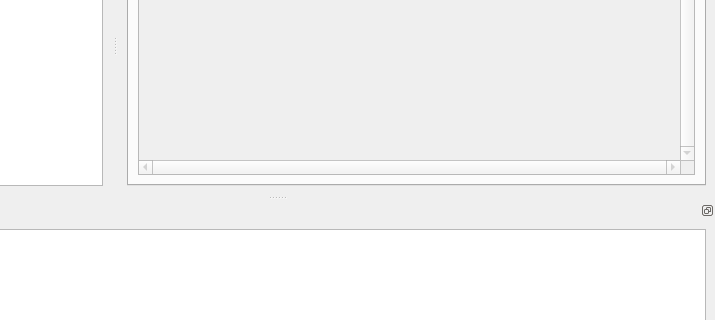
Old version of the form applications/gui/qt/SimpleGUI_QtCreator/SimpleGUI/mainwindow.ui in the repository vits-hugs/Genesys-Simulator; both pictures show x 162 to 877 and y 154 to 474 of the 877 by 606 pixel window.
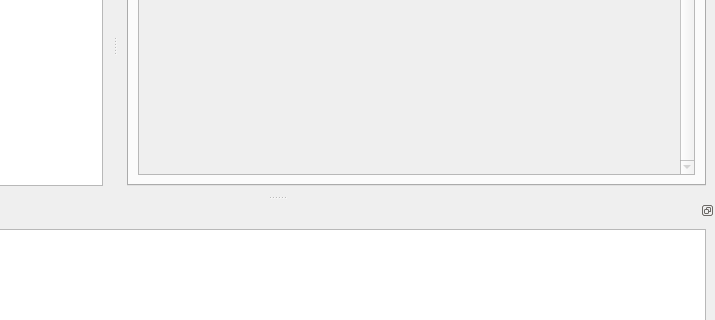
New version of the form. The open tabs and pages were chosen to show the change. Icons and pictures are not drawn.

The edit to the form file:
```diff
--- a/applications/gui/qt/SimpleGUI_QtCreator/SimpleGUI/mainwindow.ui
+++ b/applications/gui/qt/SimpleGUI_QtCreator/SimpleGUI/mainwindow.ui
@@ -55,7 +55,7 @@
            <enum>Qt::ScrollBarAlwaysOn</enum>
           </property>
           <property name="horizontalScrollBarPolicy">
-           <enum>Qt::ScrollBarAlwaysOn</enum>
+           <enum>Qt::ScrollBarAsNeeded</enum>
           </property>
           <property name="textInteractionFlags">
            <set>Qt::LinksAccessibleByKeyboard|Qt::LinksAccessibleByMouse|Qt::TextBrowserInteraction|Qt::TextEditable|Qt::TextEditorInteraction|Qt::TextSelectableByKeyboard|Qt::TextSelectableByMouse</set>
```
Left out of the diff: 11 changed lines with no effect on the pictures.
